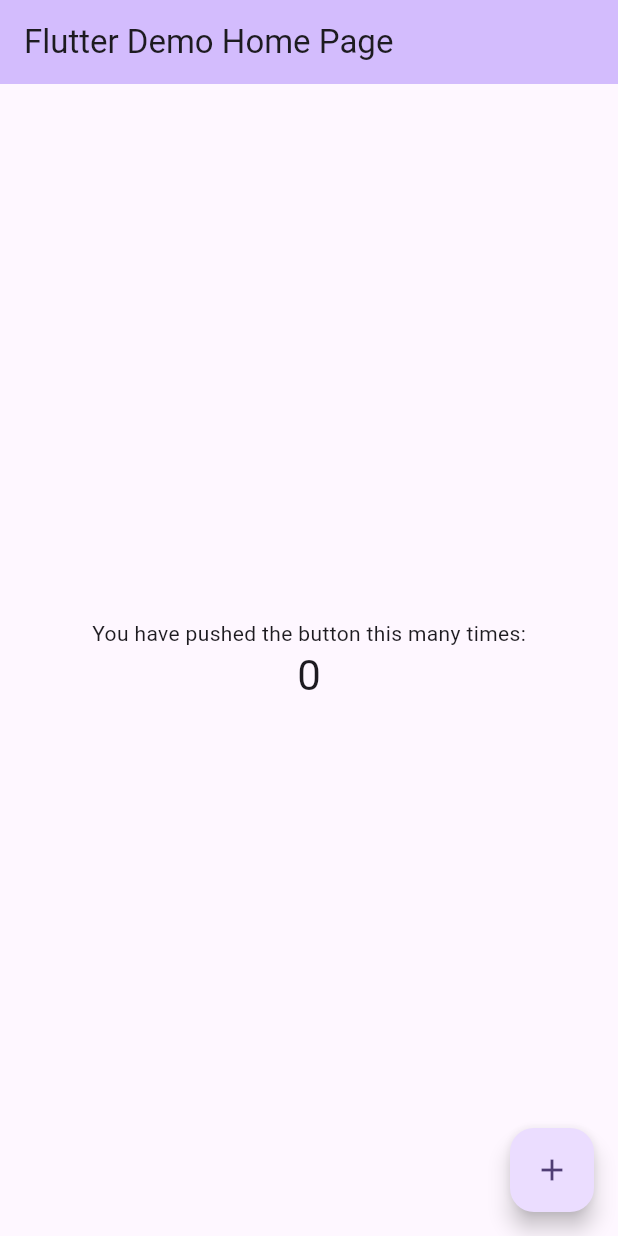
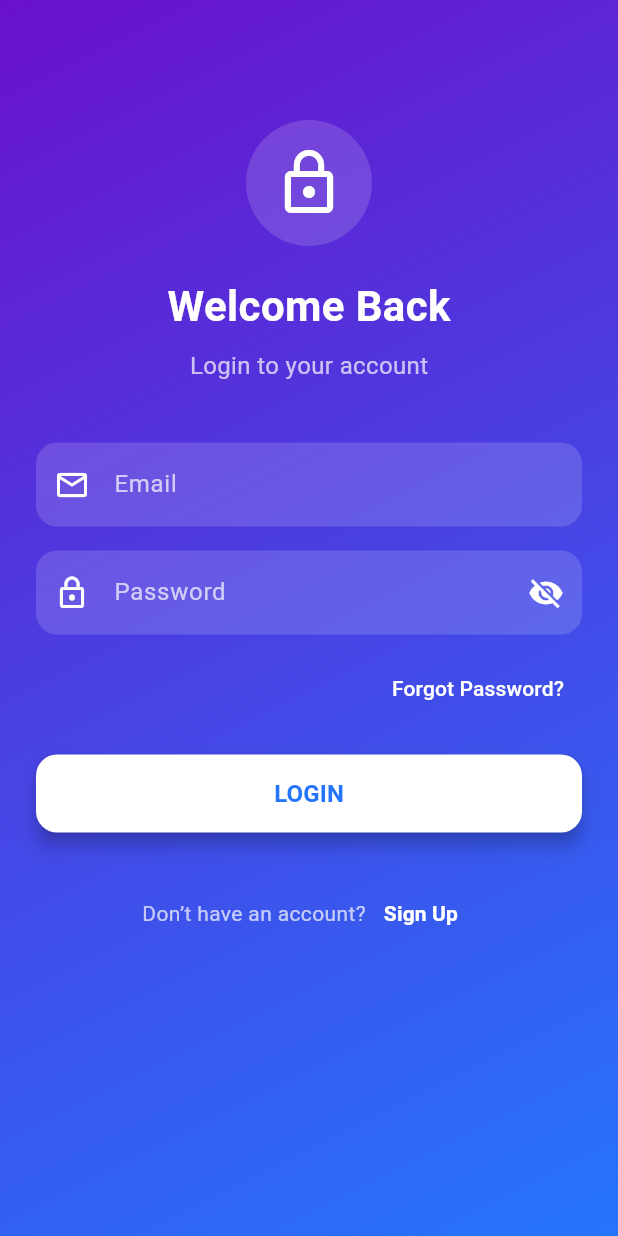
Before and after one commit to ankitsonu5/TrackTest-App, a Flutter app: the screen it shows after launch, on a phone screen of 412 x 824 dp. Run offline on Flutter 3.47's test engine with Material 3 defaults, Android fonts, the phone set to English and light mode, and no system bars; our stand-ins replace get.

Commit message:
Login and Signup Pages

```diff
--- a/track_test/lib/main.dart
+++ b/track_test/lib/main.dart
@@ -1,4 +1,6 @@
 import 'package:flutter/material.dart';
+import 'package:get/get.dart';
+import 'package:track_test/view/login_page.dart';
 
 void main() {
   runApp(const MyApp());
@@ -10,113 +12,12 @@ class MyApp extends StatelessWidget {
   // This widget is the root of your application.
   @override
   Widget build(BuildContext context) {
-    return MaterialApp(
+    return GetMaterialApp(
       title: 'Flutter Demo',
       theme: ThemeData(
-        // This is the theme of your application.
-        //
-        // TRY THIS: Try running your application with "flutter run". You'll see
-        // the application has a purple toolbar. Then, without quitting the app,
-        // try changing the seedColor in the colorScheme below to Colors.green
-        // and then invoke "hot reload" (save your changes or press the "hot
-        // reload" button in a Flutter-supported IDE, or press "r" if you used
-        // the command line to start the app).
-        //
-        // Notice that the counter didn't reset back to zero; the application
-        // state is not lost during the reload. To reset the state, use hot
-        // restart instead.
-        //
-        // This works for code too, not just values: Most code changes can be
-        // tested with just a hot reload.
         colorScheme: .fromSeed(seedColor: Colors.deepPurple),
       ),
-      home: const MyHomePage(title: 'Flutter Demo Home Page'),
+      home: LoginPage(),
     );
   }
 }
-
-class MyHomePage extends StatefulWidget {
-  const MyHomePage({super.key, required this.title});
-
-  // This widget is the home page of your application. It is stateful, meaning
-  // that it has a State object (defined below) that contains fields that affect
-  // how it looks.
-
-  // This class is the configuration for the state. It holds the values (in this
-  // case the title) provided by the parent (in this case the App widget) and
-  // used by the build method of the State. Fields in a Widget subclass are
-  // always marked "final".
-
-  final String title;
-
-  @override
-  State<MyHomePage> createState() => _MyHomePageState();
-}
-
-class _MyHomePageState extends State<MyHomePage> {
-  int _counter = 0;
-
-  void _incrementCounter() {
-    setState(() {
-      // This call to setState tells the Flutter framework that something has
-      // changed in this State, which causes it to rerun the build method below
-      // so that the display can reflect the updated values. If we changed
-      // _counter without calling setState(), then the build method would not be
-      // called again, and so nothing would appear to happen.
-      _counter++;
-    });
-  }
-
-  @override
-  Widget build(BuildContext context) {
-    // This method is rerun every time setState is called, for instance as done
-    // by the _incrementCounter method above.
-    //
-    // The Flutter framework has been optimized to make rerunning build methods
-    // fast, so that you can just rebuild anything that needs updating rather
-    // than having to individually change instances of widgets.
-    return Scaffold(
-      appBar: AppBar(
-        // TRY THIS: Try changing the color here to a specific color (to
-        // Colors.amber, perhaps?) and trigger a hot reload to see the AppBar
-        // change color while the other colors stay the same.
-        backgroundColor: Theme.of(context).colorScheme.inversePrimary,
-        // Here we take the value from the MyHomePage object that was created by
-        // the App.build method, and use it to set our appbar title.
-        title: Text(widget.title),
-      ),
-      body: Center(
-        // Center is a layout widget. It takes a single child and positions it
-        // in the middle of the parent.
-        child: Column(
-          // Column is also a layout widget. It takes a list of children and
-          // arranges them vertically. By default, it sizes itself to fit its
-          // children horizontally, and tries to be as tall as its parent.
-          //
-          // Column has various properties to control how it sizes itself and
-          // how it positions its children. Here we use mainAxisAlignment to
-          // center the children vertically; the main axis here is the vertical
-          // axis because Columns are vertical (the cross axis would be
-          // horizontal).
-          //
-          // TRY THIS: Invoke "debug painting" (choose the "Toggle Debug Paint"
-          // action in the IDE, or press "p" in the console), to see the
-          // wireframe for each widget.
-          mainAxisAlignment: .center,
-          children: [
-            const Text('You have pushed the button this many times:'),
-            Text(
-              '$_counter',
-              style: Theme.of(context).textTheme.headlineMedium,
-            ),
-          ],
-        ),
-      ),
-      floatingActionButton: FloatingActionButton(
-        onPressed: _incrementCounter,
-        tooltip: 'Increment',
-        child: const Icon(Icons.add),
-      ),
-    );
-  }
-}
--- /dev/null
+++ b/track_test/lib/view/login_page.dart
@@ -0,0 +1,322 @@
+import 'package:flutter/material.dart';
+import 'package:get/get.dart';
+import 'package:track_test/view/signup_page.dart';
+
+class LoginPage extends StatelessWidget {
+  LoginPage({super.key});
+
+  final RxBool _obscurePassword = true.obs;
+  final _formKey = GlobalKey<FormState>();
+  final _email = TextEditingController();
+  final _password = TextEditingController();
+
+  @override
+  Widget build(BuildContext context) {
+
+    return Scaffold(
+      body: Container(
+        width: double.infinity,
+        height: double.infinity,
+        decoration: const BoxDecoration(
+          gradient: LinearGradient(
+            colors: [
+              Color(0xff6A11CB),
+              Color(0xff2575FC),
+            ],
+            begin: Alignment.topLeft,
+            end: Alignment.bottomRight,
+          ),
+        ),
+        child: SafeArea(
+          child: SingleChildScrollView(
+            padding: const EdgeInsets.symmetric(horizontal: 24),
+            child: Column(
+              crossAxisAlignment: CrossAxisAlignment.center,
+              children: [
+                const SizedBox(height: 80),
+
+                // App Logo
+                Container(
+                  padding: const EdgeInsets.all(18),
+                  decoration: BoxDecoration(
+                    color: Colors.white.withOpacity(0.15),
+                    // color: Colors.white30,
+                    shape: BoxShape.circle,
+                  ),
+                  child: const Icon(
+                    Icons.lock_outline,
+                    size: 48,
+                    color: Colors.white,
+                  ),
+                ),
+
+                const SizedBox(height: 20),
+
+                const Text(
+                  "Welcome Back",
+                  style: TextStyle(
+                    fontSize: 28,
+                    fontWeight: FontWeight.bold,
+                    color: Colors.white,
+                  ),
+                ),
+
+                const SizedBox(height: 8),
+
+                const Text(
+                  "Login to your account",
+                  style: TextStyle(
+                    fontSize: 16,
+                    color: Colors.white70,
+                  ),
+                ),
+
+                const SizedBox(height: 40),
+
+                Form(
+                  key: _formKey,
+                    child: Column(
+                      children: [
+                        // Email Field
+                        _buildTextField(
+                          hint: "Email",
+                          icon: Icons.email_outlined,
+                          controllerName: _email,
+                        ),
+
+                        const SizedBox(height: 16),
+
+                        // Password Field
+                        _buildTextField(
+                          hint: "Password",
+                          icon: Icons.lock_outline,
+                          controllerName: _password,
+                          isPassword: true,
+                        ),
+
+                        const SizedBox(height: 12),
+
+                        Align(
+                          alignment: Alignment.centerRight,
+                          child: TextButton(
+                            onPressed: () {},
+                            child: const Text(
+                              "Forgot Password?",
+                              style: TextStyle(color: Colors.white),
+                            ),
+                          ),
+                        ),
+
+                        const SizedBox(height: 20),
+
+                        // Login Button
+                        SizedBox(
+                          width: double.infinity,
+                          height: 52,
+                          child: ElevatedButton(
+                            onPressed: () {
+                              if (_formKey.currentState!.validate()) {
+                                Get.snackbar(
+                                  "Success",
+                                  "Login Successful",
+                                  snackPosition: SnackPosition.BOTTOM,
+                                );
+                              }
+                            },
+
+                            style: ElevatedButton.styleFrom(
+                              backgroundColor: Colors.white,
+                              foregroundColor: const Color(0xff2575FC),
+                              shape: RoundedRectangleBorder(
+                                borderRadius: BorderRadius.circular(14),
+                              ),
+                              elevation: 5,
+                            ),
+                            child: const Text(
+                              "LOGIN",
+                              style: TextStyle(
+                                fontSize: 16,
+                                fontWeight: FontWeight.bold,
+                              ),
+                            ),
+                          ),
+                        ),
+
+                        const SizedBox(height: 30),
+
+                        // Sign Up
+                        Row(
+                          mainAxisAlignment: MainAxisAlignment.center,
+                          children: [
+                            const Text(
+                              "Don’t have an account?",
+                              style: TextStyle(color: Colors.white70),
+                            ),
+                            TextButton(
+                              onPressed: () {
+                                Navigator.push(
+                                  context,
+                                  MaterialPageRoute(builder:(context)=>SignUpPage())
+                                );
+                              },
+                              child: const Text(
+                                "Sign Up",
+                                style: TextStyle(
+                                  color: Colors.white,
+                                  fontWeight: FontWeight.bold,
+                                ),
+                              ),
+                            )
+                          ],
+                        ),
+                      ],
+                    )
+                )
+              ],
+            ),
+          ),
+        ),
+      ),
+    );
+  }
+
+  // Widget _buildTextField({
+  //   required String hint,
+  //   required IconData icon,
+  //   required TextEditingController controllerName,
+  //   bool isPassword = false,
+  // }) {
+  //   return Container(
+  //     decoration: BoxDecoration(
+  //       color: Colors.white.withOpacity(0.15),
+  //       borderRadius: BorderRadius.circular(14),
+  //     ),
+  //     child: Obx(
+  //         ()=> TextFormField(
+  //           controller: controllerName,
+  //           obscureText: isPassword ? _obscurePassword.value : false,
+  //           style: const TextStyle(color: Colors.white),
+  //
+  //           validator: (value){
+  //             if (value == null || value.isEmpty) {
+  //               return '$hint is required';
+  //             }
+  //
+  //             if (hint == "Email" && !GetUtils.isEmail(value)) {
+  //               return 'Enter a valid email';
+  //             }
+  //
+  //             if (isPassword && value.length < 6) {
+  //               return 'Password must be at least 6 characters';
+  //             }
+  //
+  //             return null;
+  //
+  //           },
+  //
+  //           decoration: InputDecoration(
+  //             border: InputBorder.none,
+  //             hintText: hint,
+  //             hintStyle: const TextStyle(color: Colors.white70),
+  //             prefixIcon: Icon(icon, color: Colors.white),
+  //             suffixIcon: isPassword
+  //                 ? IconButton(
+  //               icon: Icon(
+  //                 _obscurePassword.value
+  //                     ? Icons.visibility_off
+  //                     : Icons.visibility,
+  //                 color: Colors.white,
+  //               ),
+  //               onPressed: () {
+  //                 _obscurePassword.value = !_obscurePassword.value;
+  //               },
+  //             )
+  //                 : null,
+  //             contentPadding:
+  //             const EdgeInsets.symmetric(horizontal: 16, vertical: 16),
+  //
+  //           ),
+  //         ),
+  //     ),
+  //   );
+  //
+  // }
+
+  Widget _buildTextField({
+    required String hint,
+    required IconData icon,
+    required TextEditingController controllerName,
+    bool isPassword = false,
+  }) {
+    return Container(
+      decoration: BoxDecoration(
+        color: Colors.white.withOpacity(0.15),
+        borderRadius: BorderRadius.circular(14),
+      ),
+
+      // 🔥 Obx ONLY for password
+      child: isPassword
+          ? Obx(() => TextFormField(
+            controller: controllerName,
+            obscureText: _obscurePassword.value,
+            style: const TextStyle(color: Colors.white),
+
+            validator: (value) {
+              if (value == null || value.isEmpty) {
+              return '$hint is required';
+              }
+              if (value.length < 6) {
+                return 'Password must be at least 6 characters';
+              }
+              return null;
+            },
+
+            decoration: InputDecoration(
+              border: InputBorder.none,
+              hintText: hint,
+              hintStyle: const TextStyle(color: Colors.white70),
+              prefixIcon: Icon(icon, color: Colors.white),
+              suffixIcon: IconButton(
+                icon: Icon(
+                  _obscurePassword.value
+                  ? Icons.visibility_off
+                  : Icons.visibility,
+                  color: Colors.white,
+                ),
+                onPressed: () =>
+                _obscurePassword.value = !_obscurePassword.value,
+              ),
+              contentPadding: const EdgeInsets.symmetric(
+                  horizontal: 16,
+                  vertical: 16
+              ),
+            ),
+          ))
+          : TextFormField(
+            controller: controllerName,
+            style: const TextStyle(color: Colors.white),
+
+            validator: (value) {
+              if (value == null || value.isEmpty) {
+                return '*   $hint is required';
+              }
+              if (!GetUtils.isEmail(value)) {
+                return 'Enter a valid email';
+              }
+              return null;
+            },
+
+            decoration: InputDecoration(
+              border: InputBorder.none,
+              hintText: hint,
+              hintStyle: const TextStyle(color: Colors.white70),
+              prefixIcon: Icon(icon, color: Colors.white),
+              contentPadding: const EdgeInsets.symmetric(
+                  horizontal: 16,
+                  vertical: 16
+              ),
+            ),
+          ),
+    );
+  }
+}
--- a/track_test/pubspec.yaml
+++ b/track_test/pubspec.yaml
@@ -34,6 +34,7 @@ dependencies:
   # The following adds the Cupertino Icons font to your application.
   # Use with the CupertinoIcons class for iOS style icons.
   cupertino_icons: ^1.0.8
+  get: ^4.7.3
 
 dev_dependencies:
   flutter_test:
```
Also changed, not shown: track_test/lib/view/signup_page.dart (added, +267 -0 lines), track_test/pubspec.lock, 1 other file.
